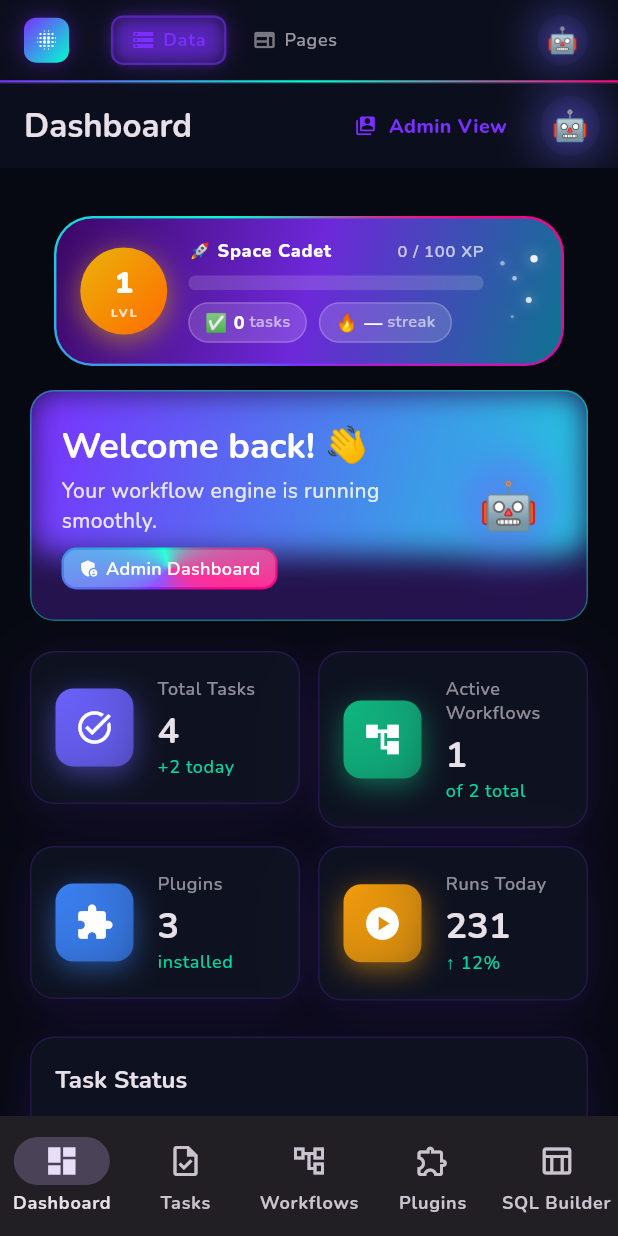
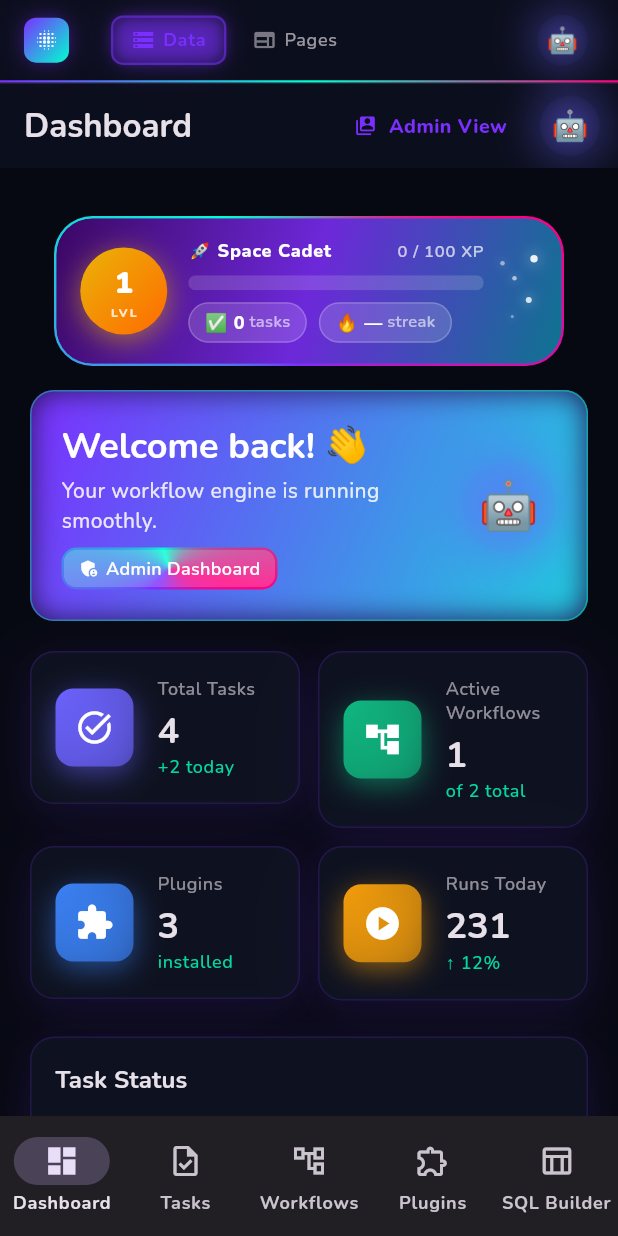
Before and after one commit to driver005/fuzzyboard, a Flutter app: the CategoriesPage screen opened by its route, after a tap on the "delete outline" icon, after a tap on "Data", on a phone screen of 412 x 824 dp. Run offline on Flutter 3.47's test engine with Material 3 defaults, Android fonts, the phone set to English and light mode, and no system bars; drawn by our look-alikes of flutter_animate; our stand-ins replace fl_chart, flutter_colorpicker, go_router, google_fonts, shared_preferences; accounts and stored records are empty.

Commit message:
fix: address PR review — didUpdateWidget, assert guards, Positioned.fill banner, dead switch arm
Agent-Logs-Url: https://github.com/driver005/fuzzyboard/sessions/b149a36a-3cfb-4d9a-a22f-016cfc2e4ed8

Co-authored-by: driver005 <60899173+driver005@users.noreply.github.com>

```diff
--- a/lib/features/dashboard/dashboard_page.dart
+++ b/lib/features/dashboard/dashboard_page.dart
@@ -132,8 +132,9 @@ class _WelcomeBanner extends StatelessWidget {
     final cs = Theme.of(context).colorScheme;
     return Stack(
       children: [
-        // Gradient background layer
-        Container(
+        // Gradient background — expands to fill whatever height the GlassCard needs.
+        Positioned.fill(
+          child: Container(
             decoration: BoxDecoration(
               gradient: LinearGradient(
                 colors: [cs.primary, cs.secondary],
@@ -142,7 +143,7 @@ class _WelcomeBanner extends StatelessWidget {
               ),
               borderRadius: BorderRadius.circular(16),
             ),
-          child: const SizedBox(width: double.infinity, height: 110),
+          ),
         ),
         // Glass overlay layer
         GlassCard(
--- a/lib/shared/widgets/animated_gradient_border.dart
+++ b/lib/shared/widgets/animated_gradient_border.dart
@@ -48,7 +48,10 @@ class AnimatedGradientBorder extends StatefulWidget {
     this.borderRadius = AppRadius.card,
     this.animate = true,
     this.speed = const Duration(seconds: 3),
-  });
+  }) : assert(gradientColors.length >= 2,
+            'AnimatedGradientBorder requires at least 2 gradient colors'),
+       assert(borderWidth >= 0, 'borderWidth must be non-negative'),
+       assert(borderRadius >= 0, 'borderRadius must be non-negative');
 
   @override
   State<AnimatedGradientBorder> createState() => _AnimatedGradientBorderState();
@@ -63,6 +66,24 @@ class _AnimatedGradientBorderState extends State<AnimatedGradientBorder>
     super.initState();
     _controller = AnimationController(vsync: this, duration: widget.speed);
     if (widget.animate) _controller.repeat();
+  }
+
+  @override
+  void didUpdateWidget(AnimatedGradientBorder oldWidget) {
+    super.didUpdateWidget(oldWidget);
+    if (oldWidget.speed != widget.speed) {
+      _controller.duration = widget.speed;
+    }
+    if (oldWidget.animate != widget.animate) {
+      if (widget.animate) {
+        _controller.repeat();
+      } else {
+        _controller.stop();
+      }
+    } else if (widget.animate && oldWidget.speed != widget.speed) {
+      // Restart the repeat loop with the new duration.
+      _controller.repeat();
+    }
   }
 
   @override
--- a/lib/shared/widgets/app_button.dart
+++ b/lib/shared/widgets/app_button.dart
@@ -39,6 +39,7 @@ class AppButton extends StatelessWidget {
     final cs = Theme.of(context).colorScheme;
     final isDisabled = onPressed == null || loading;
 
+    // Gradient variant is fully handled by its own stateful widget.
     if (variant == AppButtonVariant.gradient) {
       return _GradientButton(
         label: label,
@@ -51,25 +52,9 @@ class AppButton extends StatelessWidget {
       );
     }
 
-    final (bgColor, fgColor, borderSide) = switch (variant) {
-      AppButtonVariant.primary => (cs.primary, cs.onPrimary, BorderSide.none),
-      AppButtonVariant.secondary =>
-        (cs.secondary, cs.onSecondary, BorderSide.none),
-      AppButtonVariant.outline => (
-          Colors.transparent,
-          cs.primary,
-          BorderSide(color: cs.primary, width: 2)
-        ),
-      AppButtonVariant.ghost =>
-        (Colors.transparent, cs.onSurface, BorderSide.none),
-      AppButtonVariant.danger => (
-          AppColors.brandAccent,
-          Colors.white,
-          BorderSide.none
-        ),
-      // gradient is handled by the early return above; this branch is never reached.
-      AppButtonVariant.gradient => (cs.primary, cs.onPrimary, BorderSide.none),
-    };
+    // At this point variant is guaranteed to be one of the non-gradient cases.
+    // Using a local helper avoids having a dead `gradient` arm in an exhaustive switch.
+    final (bgColor, fgColor, borderSide) = _nonGradientStyle(variant, cs);
 
     final (hPad, vPad, fontSize, radius) = switch (size) {
       AppButtonSize.sm => (14.0, 9.0,  13.0, AppRadius.pill),
@@ -147,6 +132,36 @@ class AppButton extends StatelessWidget {
         : btn;
   }
 }
+
+// ── Style helper ──────────────────────────────────────────────────────────────
+
+/// Returns the (background, foreground, border) triple for every non-gradient
+/// variant. The [AppButtonVariant.gradient] case is deliberately excluded
+/// because it is fully handled by [_GradientButton] before this is called.
+(Color, Color, BorderSide) _nonGradientStyle(
+  AppButtonVariant variant,
+  ColorScheme cs,
+) =>
+    switch (variant) {
+      AppButtonVariant.primary  => (cs.primary, cs.onPrimary, BorderSide.none),
+      AppButtonVariant.secondary =>
+        (cs.secondary, cs.onSecondary, BorderSide.none),
+      AppButtonVariant.outline  => (
+          Colors.transparent,
+          cs.primary,
+          BorderSide(color: cs.primary, width: 2),
+        ),
+      AppButtonVariant.ghost =>
+        (Colors.transparent, cs.onSurface, BorderSide.none),
+      AppButtonVariant.danger   => (
+          AppColors.brandAccent,
+          Colors.white,
+          BorderSide.none,
+        ),
+      // This arm exists only to make the switch exhaustive at compile time.
+      // The caller guarantees it is never reached (gradient returns early).
+      AppButtonVariant.gradient => (cs.primary, cs.onPrimary, BorderSide.none),
+    };
 
 // ── Gradient button ──────────────────────────────────────────────────────────
 
```
Lines whose indentation alone changed are shown as unchanged.
